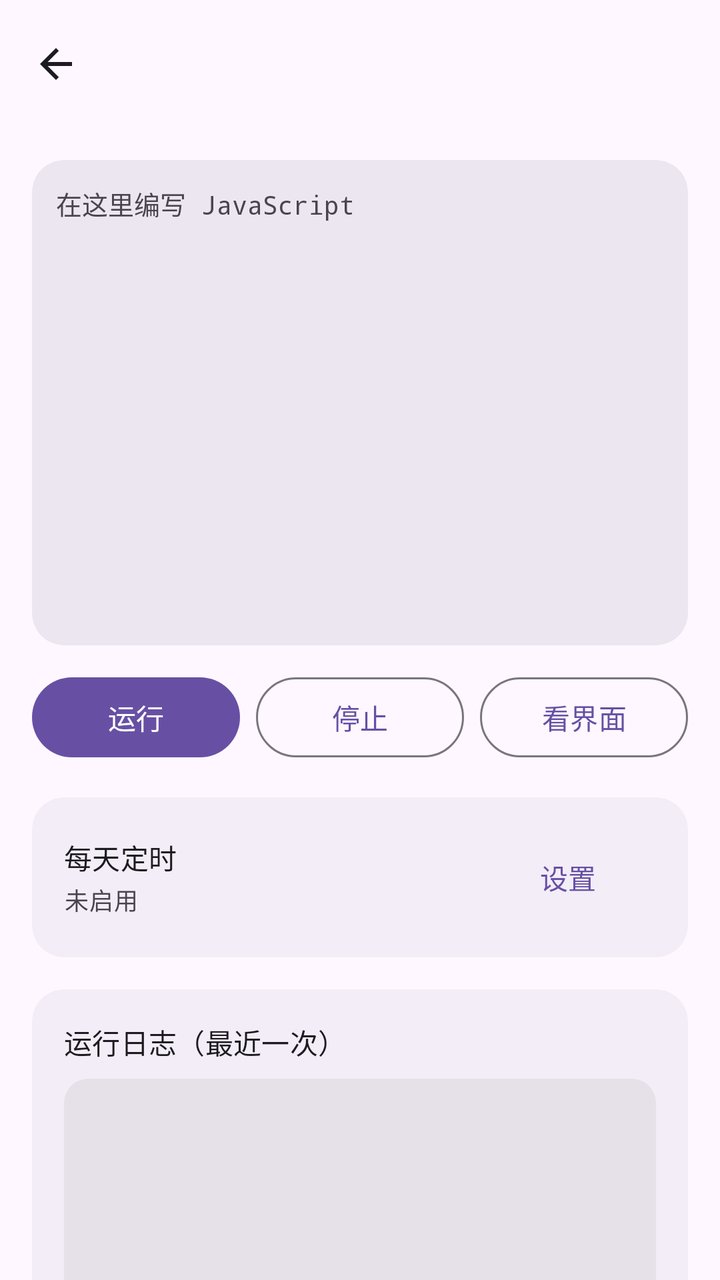
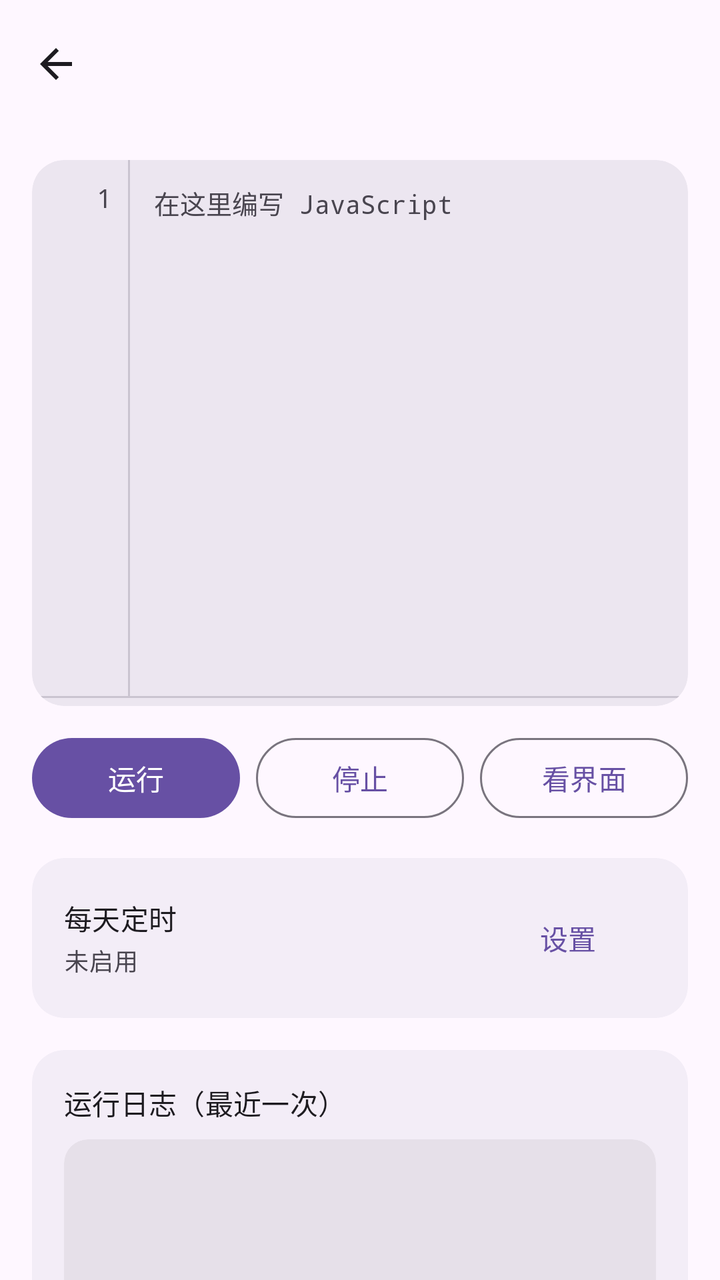

An Android layout rendered at two revisions. The XML below is the earlier revision; the diff shows what the commit changed to produce the second picture.
<!-- AndroidManifest.xml: application theme Theme.MicroAuto -->
<!-- res/layout/activity_editor.xml -->
<?xml version="1.0" encoding="utf-8"?>
<androidx.coordinatorlayout.widget.CoordinatorLayout xmlns:android="http://schemas.android.com/apk/res/android"
    xmlns:app="http://schemas.android.com/apk/res-auto"
    android:id="@+id/root"
    android:layout_width="match_parent"
    android:layout_height="match_parent"
    android:background="?attr/colorSurface">

    <LinearLayout
        android:layout_width="match_parent"
        android:layout_height="match_parent"
        android:orientation="vertical">

        <com.google.android.material.appbar.MaterialToolbar
            android:id="@+id/toolbar"
            android:layout_width="match_parent"
            android:layout_height="?attr/actionBarSize"
            app:navigationIcon="@drawable/ic_arrow_back"
            app:navigationIconTint="?attr/colorOnSurface"
            app:titleTextAppearance="?attr/textAppearanceTitleLarge" />

        <androidx.core.widget.NestedScrollView
            android:layout_width="match_parent"
            android:layout_height="0dp"
            android:layout_weight="1"
            android:fillViewport="true">

            <LinearLayout
                android:layout_width="match_parent"
                android:layout_height="wrap_content"
                android:orientation="vertical"
                android:padding="16dp">

                <com.google.android.material.card.MaterialCardView
                    style="@style/Widget.MicroAuto.Card.High"
                    android:layout_width="match_parent"
                    android:layout_height="wrap_content">

                    <EditText
                        android:id="@+id/scriptEditor"
                        android:layout_width="match_parent"
                        android:layout_height="wrap_content"
                        android:background="@android:color/transparent"
                        android:fontFamily="monospace"
                        android:gravity="top|start"
                        android:hint="在这里编写 JavaScript"
                        android:importantForAutofill="no"
                        android:inputType="textMultiLine|textNoSuggestions"
                        android:minLines="14"
                        android:padding="12dp"
                        android:textColor="?attr/colorOnSurface"
                        android:textColorHint="?attr/colorOnSurfaceVariant"
                        android:textSize="13sp" />
                </com.google.android.material.card.MaterialCardView>

                <LinearLayout
                    android:layout_width="match_parent"
                    android:layout_height="wrap_content"
                    android:layout_marginTop="12dp"
                    android:orientation="horizontal">

                    <com.google.android.material.button.MaterialButton
                        android:id="@+id/btnRun"
                        android:layout_width="0dp"
                        android:layout_height="wrap_content"
                        android:layout_weight="1"
                        android:text="运行" />

                    <com.google.android.material.button.MaterialButton
                        android:id="@+id/btnStop"
                        style="@style/Widget.Material3.Button.OutlinedButton"
                        android:layout_width="0dp"
                        android:layout_height="wrap_content"
                        android:layout_marginStart="8dp"
                        android:layout_weight="1"
                        android:text="停止" />

                    <com.google.android.material.button.MaterialButton
                        android:id="@+id/btnDump"
                        style="@style/Widget.Material3.Button.OutlinedButton"
                        android:layout_width="0dp"
                        android:layout_height="wrap_content"
                        android:layout_marginStart="8dp"
                        android:layout_weight="1"
                        android:text="看界面" />
                </LinearLayout>

                <com.google.android.material.card.MaterialCardView
                    style="@style/Widget.MicroAuto.Card"
                    android:layout_width="match_parent"
                    android:layout_height="wrap_content"
                    android:layout_marginTop="16dp">

                    <LinearLayout
                        android:layout_width="match_parent"
                        android:layout_height="wrap_content"
                        android:gravity="center_vertical"
                        android:orientation="horizontal"
                        android:padding="16dp">

                        <LinearLayout
                            android:layout_width="0dp"
                            android:layout_height="wrap_content"
                            android:layout_weight="1"
                            android:orientation="vertical">

                            <TextView
                                android:layout_width="wrap_content"
                                android:layout_height="wrap_content"
                                android:text="每天定时"
                                android:textAppearance="?attr/textAppearanceTitleSmall" />

                            <TextView
                                android:id="@+id/scheduleSummary"
                                android:layout_width="wrap_content"
                                android:layout_height="wrap_content"
                                android:layout_marginTop="2dp"
                                android:text="未启用"
                                android:textAppearance="?attr/textAppearanceBodySmall"
                                android:textColor="?attr/colorOnSurfaceVariant" />
                        </LinearLayout>

                        <com.google.android.material.button.MaterialButton
                            android:id="@+id/btnSchedule"
                            style="@style/Widget.Material3.Button.TextButton"
                            android:layout_width="wrap_content"
                            android:layout_height="wrap_content"
                            android:text="设置" />
                    </LinearLayout>
                </com.google.android.material.card.MaterialCardView>

                <com.google.android.material.card.MaterialCardView
                    style="@style/Widget.MicroAuto.Card"
                    android:layout_width="match_parent"
                    android:layout_height="wrap_content"
                    android:layout_marginTop="16dp">

                    <LinearLayout
                        android:layout_width="match_parent"
                        android:layout_height="wrap_content"
                        android:orientation="vertical"
                        android:padding="16dp">

                        <TextView
                            android:layout_width="wrap_content"
                            android:layout_height="wrap_content"
                            android:text="运行日志（最近一次）"
                            android:textAppearance="?attr/textAppearanceTitleSmall" />

                        <ScrollView
                            android:id="@+id/logScroll"
                            android:layout_width="match_parent"
                            android:layout_height="220dp"
                            android:layout_marginTop="8dp"
                            android:background="@drawable/bg_log"
                            android:clipToOutline="true"
                            android:padding="12dp"
                            android:scrollbars="vertical">

                            <TextView
                                android:id="@+id/logText"
                                android:layout_width="match_parent"
                                android:layout_height="wrap_content"
                                android:fontFamily="monospace"
                                android:textColor="?attr/colorOnSurface"
                                android:textIsSelectable="true"
                                android:textSize="12sp" />
                        </ScrollView>
                    </LinearLayout>
                </com.google.android.material.card.MaterialCardView>
            </LinearLayout>
        </androidx.core.widget.NestedScrollView>
    </LinearLayout>
</androidx.coordinatorlayout.widget.CoordinatorLayout>
<!-- resources referenced by this layout -->
<resources>
  <!-- drawable bg_log (drawable) -->
  <?xml version="1.0" encoding="utf-8"?>
  <shape xmlns:android="http://schemas.android.com/apk/res/android"
      android:shape="rectangle">
      <solid android:color="?attr/colorSurfaceContainerHighest" />
      <corners android:radius="12dp" />
  </shape>
  <!-- drawable ic_arrow_back (drawable) -->
  <vector xmlns:android="http://schemas.android.com/apk/res/android"
      android:width="24dp"
      android:height="24dp"
      android:viewportWidth="24"
      android:viewportHeight="24">
      <path
          android:fillColor="#FFFFFFFF"
          android:pathData="M20,11H7.83l5.59,-5.59L12,4l-8,8 8,8 1.41,-1.41L7.83,13H20v-2z" />
  </vector>
  <style name="Widget.MicroAuto.Card" parent="Widget.Material3.CardView.Filled">
          <item name="cardCornerRadius">16dp</item>
          <item name="cardElevation">0dp</item>
          <item name="strokeWidth">0dp</item>
          <item name="cardBackgroundColor">?attr/colorSurfaceContainer</item>
      </style>
  <style name="Widget.MicroAuto.Card.High">
          <item name="cardBackgroundColor">?attr/colorSurfaceContainerHigh</item>
      </style>
  <style name="Theme.MicroAuto" parent="Theme.Material3.DayNight.NoActionBar" />
</resources>

<!-- the commit's change to res/layout/activity_editor.xml (unified diff, before → after) -->
@@ -36,21 +36,90 @@
                     android:layout_width="match_parent"
                     android:layout_height="wrap_content">
 
-                    <EditText
-                        android:id="@+id/scriptEditor"
+                    <LinearLayout
                         android:layout_width="match_parent"
                         android:layout_height="wrap_content"
-                        android:background="@android:color/transparent"
-                        android:fontFamily="monospace"
-                        android:gravity="top|start"
-                        android:hint="在这里编写 JavaScript"
-                        android:importantForAutofill="no"
-                        android:inputType="textMultiLine|textNoSuggestions"
-                        android:minLines="14"
-                        android:padding="12dp"
-                        android:textColor="?attr/colorOnSurface"
-                        android:textColorHint="?attr/colorOnSurfaceVariant"
-                        android:textSize="13sp" />
+                        android:orientation="vertical">
+
+                        <LinearLayout
+                            android:layout_width="match_parent"
+                            android:layout_height="wrap_content"
+                            android:orientation="horizontal">
+
+                            <TextView
+                                android:id="@+id/lineNumbers"
+                                android:layout_width="48dp"
+                                android:layout_height="wrap_content"
+                                android:fontFamily="monospace"
+                                android:gravity="top|end"
+                                android:includeFontPadding="false"
+                                android:lineSpacingExtra="2dp"
+                                android:minLines="14"
+                                android:paddingStart="8dp"
+                                android:paddingTop="12dp"
+                                android:paddingEnd="8dp"
+                                android:paddingBottom="12dp"
+                                android:text="1"
+                                android:textColor="?attr/colorOnSurfaceVariant"
+                                android:textSize="13sp" />
+
+                            <View
+                                android:layout_width="1dp"
+                                android:layout_height="match_parent"
+                                android:background="?attr/colorOutlineVariant" />
+
+                            <HorizontalScrollView
+                                android:layout_width="0dp"
+                                android:layout_height="wrap_content"
+                                android:layout_weight="1"
+                                android:fillViewport="true"
+                                android:scrollbars="none">
+
+                                <EditText
+                                    android:id="@+id/scriptEditor"
+                                    android:layout_width="wrap_content"
+                                    android:layout_height="wrap_content"
+                                    android:background="@android:color/transparent"
+                                    android:fontFamily="monospace"
+                                    android:gravity="top|start"
+                                    android:hint="在这里编写 JavaScript"
+                                    android:importantForAutofill="no"
+                                    android:includeFontPadding="false"
+                                    android:inputType="textMultiLine|textNoSuggestions"
+                                    android:lineSpacingExtra="2dp"
+                                    android:minLines="14"
+                                    android:paddingStart="12dp"
+                                    android:paddingTop="12dp"
+                                    android:paddingEnd="12dp"
+                                    android:paddingBottom="12dp"
+                                    android:scrollHorizontally="true"
+                                    android:textColor="?attr/colorOnSurface"
+                                    android:textColorHint="?attr/colorOnSurfaceVariant"
+                                    android:textSize="13sp" />
+                            </HorizontalScrollView>
+                        </LinearLayout>
+
+                        <View
+                            android:layout_width="match_parent"
+                            android:layout_height="1dp"
+                            android:background="?attr/colorOutlineVariant" />
+
+                        <HorizontalScrollView
+                            android:layout_width="match_parent"
+                            android:layout_height="wrap_content"
+                            android:scrollbars="none">
+
+                            <LinearLayout
+                                android:id="@+id/symbolBar"
+                                android:layout_width="wrap_content"
+                                android:layout_height="wrap_content"
+                                android:orientation="horizontal"
+                                android:paddingStart="4dp"
+                                android:paddingTop="2dp"
+                                android:paddingEnd="4dp"
+                                android:paddingBottom="2dp" />
+                        </HorizontalScrollView>
+                    </LinearLayout>
                 </com.google.android.material.card.MaterialCardView>
 
                 <LinearLayout
